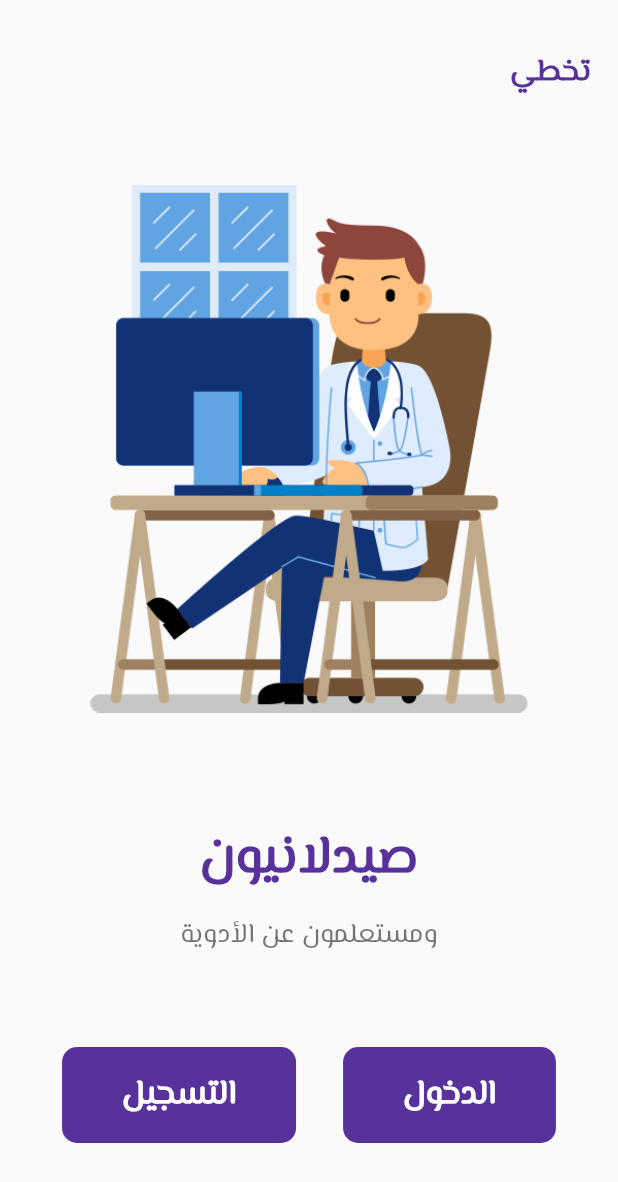
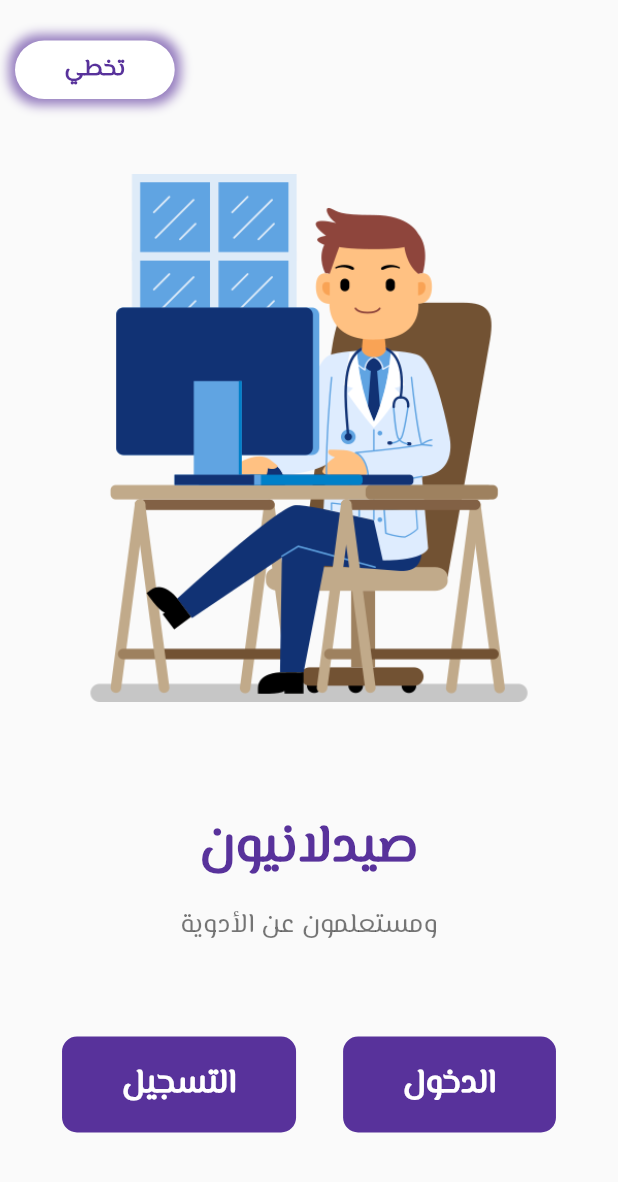
Before and after one commit to mohajuwa/medh, a Flutter app: the FuserWelcomeScreen widget shown alone on an empty page, opened directly, on a phone screen of 412 x 824 dp. Shown: the top 1182 px of the screen. Run offline on Flutter 3.47's test engine with Material 2 defaults, Android fonts, the phone set to English and light mode, and no system bars; our stand-ins replace carousel_pro; missing offline and left inert: custom_clippers.

Commit message:
Changing some detalies in the project

```diff
--- a/lib/fuser_screens/screens/fuser_12mreports.dart
+++ b/lib/fuser_screens/screens/fuser_12mreports.dart
@@ -27,6 +27,8 @@ class _Months12ReportsState extends State<Months12Reports> {
     bool shadowColor = false;
     double? scrolledUnderElevation;
     const clr = Color(0xFF58329B);
+
+    //  هذا عشان زر الرجوع
 
     return WillPopScope(
       onWillPop: () {
--- a/lib/fuser_screens/screens/fuser_dashboard_screen.dart
+++ b/lib/fuser_screens/screens/fuser_dashboard_screen.dart
@@ -27,6 +27,8 @@ class _FuserDashboardScreenState extends State<FuserDashboardScreen> {
 
   @override
   Widget build(BuildContext context) {
+    //  هذا عشان زر الرجوع
+
     return WillPopScope(
       onWillPop: () async => true,
       child: SingleChildScrollView(
--- a/lib/fuser_screens/screens/fuser_home_screen.dart
+++ b/lib/fuser_screens/screens/fuser_home_screen.dart
@@ -38,6 +38,8 @@ const clr = Color(0xFF58329B);
 class _FuserHomeScreenState extends State<FuserHomeScreen> {
   @override
   Widget build(BuildContext context) {
+    //  هذا عشان زر الرجوع
+
     return WillPopScope(
       onWillPop: () async => false,
       child: MaterialApp(
--- a/lib/fuser_screens/screens/fuser_welcom_screen.dart
+++ b/lib/fuser_screens/screens/fuser_welcom_screen.dart
@@ -11,6 +11,8 @@ class FuserWelcomeScreen extends StatelessWidget {
 
   @override
   Widget build(BuildContext context) {
+    //  هذا عشان زر الرجوع
+
     return WillPopScope(
       onWillPop: () async => true,
       child: Material(
@@ -22,9 +24,14 @@ class FuserWelcomeScreen extends StatelessWidget {
             children: [
               const SizedBox(height: 15),
               Align(
-                alignment: Alignment.centerRight,
-                child: TextButton(
-                  onPressed: () {
+                alignment: Alignment.topRight,
+                child: Row(
+                  mainAxisAlignment: MainAxisAlignment.end,
+                  children: [
+                    Padding(
+                      padding: const EdgeInsets.only(right: 1, top: 2),
+                      child: InkWell(
+                        onTap: () {
                           Navigator.push(
                             context,
                             MaterialPageRoute(
@@ -32,13 +39,44 @@ class FuserWelcomeScreen extends StatelessWidget {
                             ),
                           );
                         },
-                  child: const Text(
+                        child: Container(
+                          padding: const EdgeInsets.only(
+                              left: 30, right: 30, top: 5, bottom: 5),
+                          decoration: BoxDecoration(
+                            color: Colors.white,
+                            borderRadius: BorderRadius.circular(20),
+                            boxShadow: const [
+                              BoxShadow(
+                                color: Color(0xA159329B),
+                                blurRadius: 6,
+                                spreadRadius: 4,
+                              )
+                            ],
+                          ),
+                          child: Column(
+                            crossAxisAlignment: CrossAxisAlignment.start,
+                            children: [
+                              Container(
+                                padding: const EdgeInsets.all(3),
+                                decoration: const BoxDecoration(
+                                  shape: BoxShape.circle,
+                                ),
+                                child: const Center(
+                                  child: Text(
                                     "تخطي",
                                     style: TextStyle(
                                       color: Color(0xFF58329B),
-                      fontSize: 20,
+                                      fontWeight: FontWeight.bold,
                                     ),
                                   ),
+                                ),
+                              ),
+                            ],
+                          ),
+                        ),
+                      ),
+                    ),
+                  ],
                 ),
               ),
               const SizedBox(height: 30),
--- a/lib/fuser_screens/screens/medicine_detils2_screen.dart
+++ b/lib/fuser_screens/screens/medicine_detils2_screen.dart
@@ -28,6 +28,8 @@ class _FuserMedicineDitles2ScreenState
     extends State<FuserMedicineDitles2Screen> {
   @override
   Widget build(BuildContext context) {
+    //  هذا عشان زر الرجوع
+
     return WillPopScope(
       onWillPop: () async => true,
       child: MaterialApp(
--- a/lib/fuser_screens/widgets/fuser_navbar_roots.dart
+++ b/lib/fuser_screens/widgets/fuser_navbar_roots.dart
@@ -9,9 +9,7 @@ import '../screens/medicines_screen.dart';
 import '../screens/fuser_settings_screen.dart';
 
 class FuserNavBarRoots extends StatefulWidget {
-  const FuserNavBarRoots({
-    super.key,
-  });
+  const FuserNavBarRoots({super.key});
 
   @override
   State<FuserNavBarRoots> createState() => _FuserNavBarRootsState();
@@ -19,6 +17,7 @@ class FuserNavBarRoots extends StatefulWidget {
 
 class _FuserNavBarRootsState extends State<FuserNavBarRoots> {
   int _currentIndex = 0;
+
   final _screens = [
     // Home Screen يا نقيب
     const FuserHomeScreen(),
@@ -33,6 +32,8 @@ class _FuserNavBarRootsState extends State<FuserNavBarRoots> {
 
   @override
   Widget build(BuildContext context) {
+    //  هذا عشان زر الرجوع
+
     return WillPopScope(
       onWillPop: () async {
         if (_currentIndex == 0) {
--- a/lib/fuser_screens/widgets/fuser_reports.dart
+++ b/lib/fuser_screens/widgets/fuser_reports.dart
@@ -28,6 +28,8 @@ class _FuserReportsState extends State<FuserReports> {
 
   @override
   Widget build(BuildContext context) {
+    //  هذا عشان زر الرجوع
+
     return WillPopScope(
       onWillPop: () async => true,
       child: SingleChildScrollView(
--- a/lib/pages/home_page.dart
+++ b/lib/pages/home_page.dart
@@ -19,6 +19,8 @@ class _HomePageState extends State<HomePage> {
   double? scrolledUnderElevation;
   @override
   Widget build(BuildContext context) {
+    //  هذا عشان زر الرجوع
+
     return WillPopScope(
       onWillPop: () async => false,
       child: MaterialApp(
@@ -187,7 +189,7 @@ class _HomePageState extends State<HomePage> {
                                       context,
                                       MaterialPageRoute(
                                         builder: (context) =>
-                                            const FuserNavBarRoots(),
+                                            const FuserWelcomeScreen(),
                                       ),
                                     );
                                   },
```
Also changed, not shown: lib/fuser_screens/screens/medicines_screen.dart (+68 -3 lines), lib/fuser_screens/widgets/fuser_yreports.dart (+8 -1 lines), lib/main.dart (+9 -1 lines), lib/screens/welcom_screen.dart (+10 -3 lines), lib/widgets/navbar_roots.dart (+12 -1 lines). Lines whose indentation alone changed are shown as unchanged.
